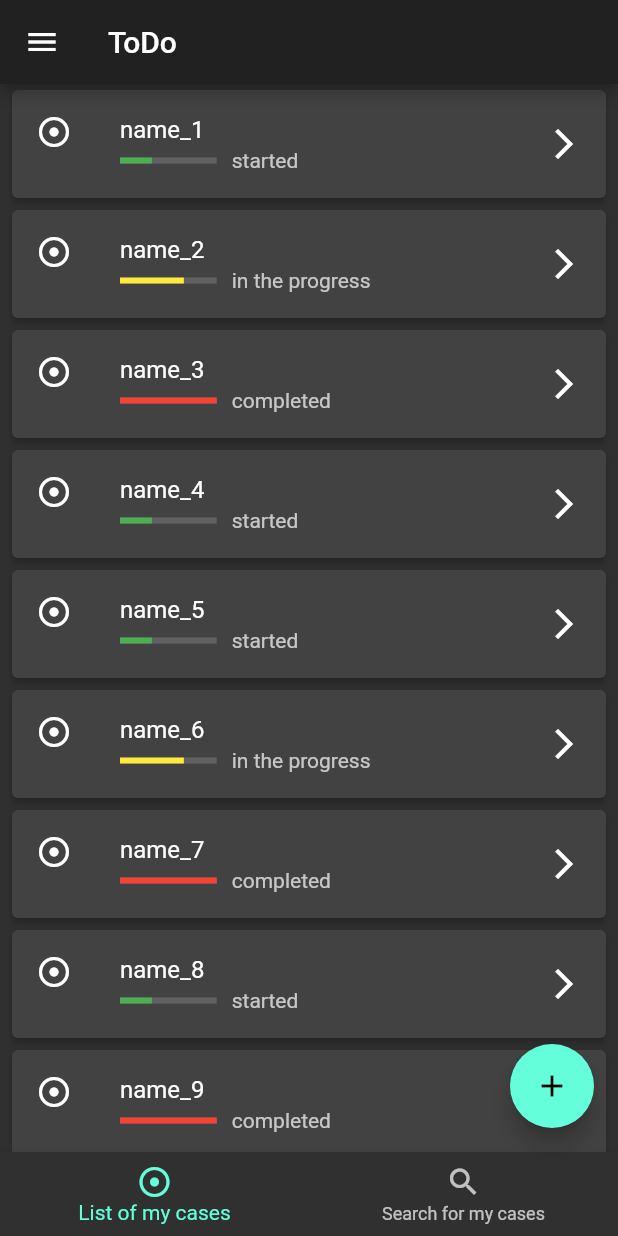
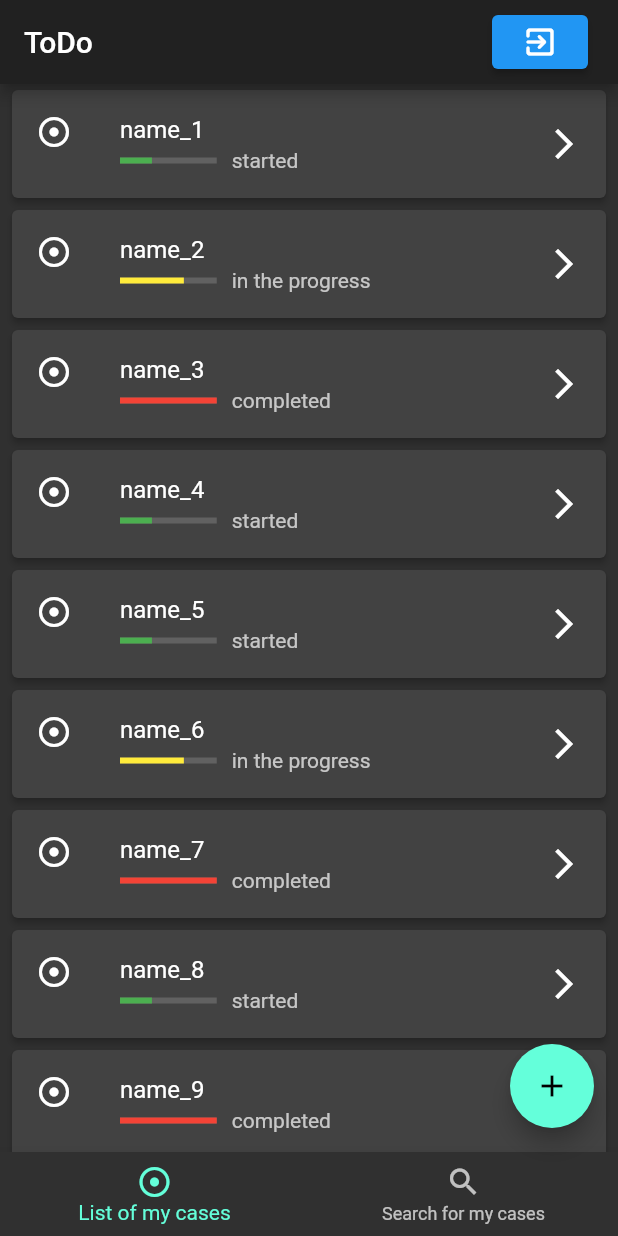
Before and after one commit to DoomHopes/todo_list_app, a Flutter app: the screen it shows once a user with an empty profile is signed in, on a phone screen of 412 x 824 dp. Run offline on Flutter 3.47's test engine with Material 2 defaults, Android fonts, the phone set to English and light mode, and no system bars; our stand-ins replace firebase_auth, firebase_core, fluttertoast; accounts and stored records are empty.

Commit message:
delete drawer and add button in appbar

```diff
--- a/lib/pages/home_page.dart
+++ b/lib/pages/home_page.dart
@@ -1,6 +1,6 @@
 import 'package:flutter/cupertino.dart';
 import 'package:flutter/material.dart';
-import 'package:todo_list_app/widgets/drawer_widget.dart';
+import 'package:todo_list_app/services/auth.dart';
 import 'package:todo_list_app/widgets/search_widget.dart';
 import 'package:todo_list_app/widgets/works_list_widget.dart';
 
@@ -12,13 +12,25 @@ class HomePage extends StatefulWidget {
 class _HomePageState extends State<HomePage> {
   int sectionIndex = 0;
 
+  AuthService _service = AuthService();
+
   @override
   Widget build(BuildContext context) {
     return Scaffold(
       appBar: AppBar(
-        title: Text('ToDo'),
+        title: const Text('ToDo'),
+        actions: <Widget>[
+          Container(
+            padding: EdgeInsets.only(top: 10, right: 20, bottom: 10),
+            child: ElevatedButton(
+              child: Icon(Icons.exit_to_app_rounded),
+              onPressed: () {
+                _service.logOut();
+              },
+            ),
+          ),
+        ],
       ),
-      drawer: DrawerWidget(),
       body: sectionIndex == 0 ? WorksListWidget() : SearchWidget(),
       floatingActionButton: FloatingActionButton(
         onPressed: () {
```
Also changed, not shown: lib/widgets/drawer_widget.dart (deleted, +0 -24 lines).
